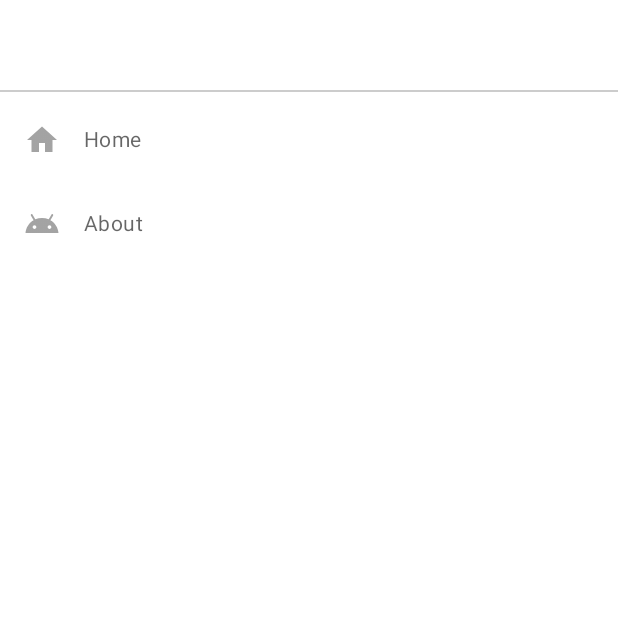
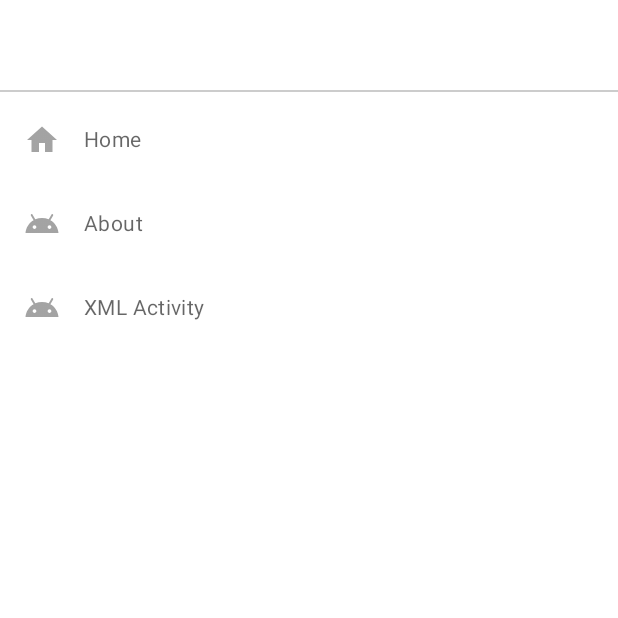
Before and after one commit to nazaburo/AndroidStudy, an Android app built with Jetpack Compose: the composable AppDrawer called with empty values, on a phone screen of 412 x 824 dp, the top half of it. Run offline under Robolectric (Android 15) with nearby library versions, the phone set to English and light mode, and no system bars.

Commit message:
Add XmlActivity.kt

```diff
--- a/app/src/main/AndroidManifest.xml
+++ b/app/src/main/AndroidManifest.xml
@@ -3,8 +3,8 @@
     package="com.nazabu.androidstudy">
 
     <application
+        android:name=".MyApplication"
         android:allowBackup="true"
-        android:name=".MyApplication"
         android:icon="@mipmap/ic_launcher"
         android:label="@string/app_name"
         android:roundIcon="@mipmap/ic_launcher_round"
@@ -21,6 +21,10 @@
                 <category android:name="android.intent.category.LAUNCHER" />
             </intent-filter>
         </activity>
+        <activity
+            android:name=".ui.XmlActivity"
+            android:label="@string/app_name"
+            android:theme="@style/Theme.AndroidStudy.NoActionBar" />
     </application>
 
 </manifest>
--- a/app/src/main/java/com/nazabu/androidstudy/ui/AppDrawer.kt
+++ b/app/src/main/java/com/nazabu/androidstudy/ui/AppDrawer.kt
@@ -24,6 +24,7 @@ fun AppDrawer(
     currentRoute: String,
     navigateToHome: () -> Unit,
     navigateToAbout: () -> Unit,
+    navigateToXml: () -> Unit,
     closeDrawer: () -> Unit
 ) {
 
@@ -46,6 +47,16 @@ fun AppDrawer(
             isSelected = currentRoute == MainDestinations.ABOUT,
             action = {
                 navigateToAbout()
+                closeDrawer()
+            }
+        )
+
+        DrawerButton(
+            icon = Icons.Filled.Android,
+            label = stringResource(id = R.string.xml_activity),
+            isSelected = false,
+            action = {
+                navigateToXml()
                 closeDrawer()
             }
         )
@@ -122,7 +133,8 @@ fun PreviewAppDrawer() {
                 currentRoute = MainDestinations.HOME_ROUTE,
                 navigateToHome = {},
                 navigateToAbout = {},
-                closeDrawer = { }
+                navigateToXml = {},
+                closeDrawer = {}
             )
         }
     }
--- a/app/src/main/java/com/nazabu/androidstudy/ui/MyApp.kt
+++ b/app/src/main/java/com/nazabu/androidstudy/ui/MyApp.kt
@@ -7,6 +7,7 @@ import androidx.compose.runtime.SideEffect
 import androidx.compose.runtime.getValue
 import androidx.compose.runtime.rememberCoroutineScope
 import androidx.compose.ui.graphics.Color
+import androidx.compose.ui.platform.LocalContext
 import androidx.navigation.compose.currentBackStackEntryAsState
 import androidx.navigation.compose.rememberNavController
 import com.google.accompanist.insets.ProvideWindowInsets
@@ -29,6 +30,7 @@ fun MyApp() {
             val scaffoldState = rememberScaffoldState()
             val navBackStackEntry by navController.currentBackStackEntryAsState()
             val currentRoute = navBackStackEntry?.destination?.route ?: MainDestinations.HOME_ROUTE
+            val context = LocalContext.current
 
             Scaffold(
                 scaffoldState = scaffoldState,
@@ -37,6 +39,7 @@ fun MyApp() {
                         currentRoute = currentRoute,
                         navigateToHome = { navController.navigate(MainDestinations.HOME_ROUTE) },
                         navigateToAbout = { navController.navigate(MainDestinations.ABOUT) },
+                        navigateToXml = { context.startActivity(XmlActivity.createIntent(context)) },
                         closeDrawer = { coroutineScope.launch { scaffoldState.drawerState.close() } }
                     )
                 }
--- a/app/src/main/res/values/strings.xml
+++ b/app/src/main/res/values/strings.xml
@@ -6,4 +6,7 @@
 
     <!-- About Screen -->
     <string name="about_title">About</string>
+
+    <!-- Xml Activity -->
+    <string name="xml_activity">XML Activity</string>
 </resources>
```
Also changed, not shown: app/src/main/java/com/nazabu/androidstudy/ui/XmlActivity.kt (added, +15 -0 lines), app/src/main/res/layout/activity_xml.xml (added, +16 -0 lines).
